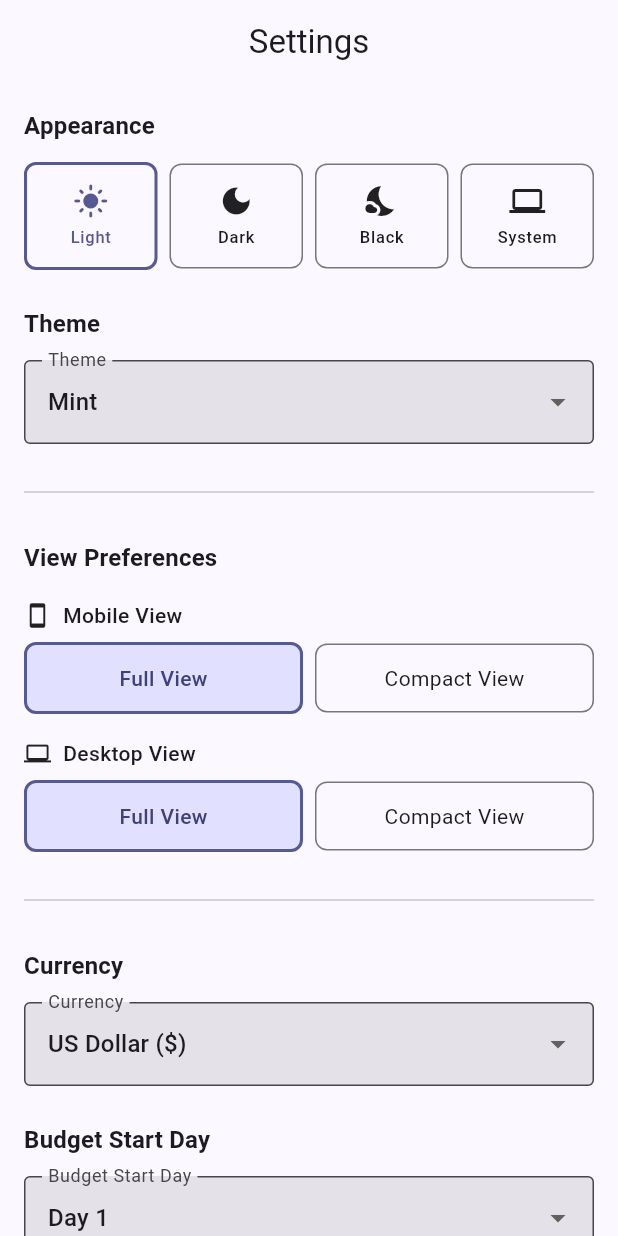
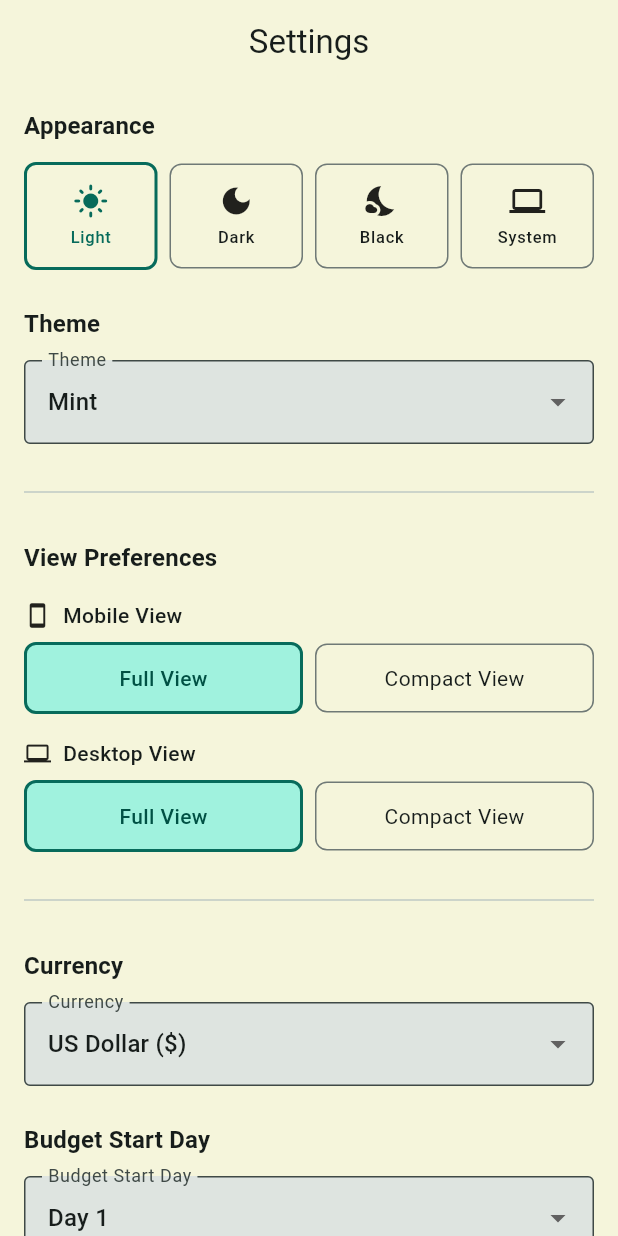
Before and after one commit to Rightiouslight/budget_pillars, a Flutter app: the SettingsScreen screen opened by its route, after a tap on "Light", on a phone screen of 412 x 824 dp. Run offline on Flutter 3.47's test engine with Material 3 defaults, Android fonts, the phone set to English and light mode, and no system bars; our stand-ins replace cloud_firestore, csv, file_picker, firebase_auth, firebase_core, fl_chart and 4 more; missing offline and left inert: dart:html; accounts and stored records are empty.

Commit message:
Implement themeing

```diff
--- a/build.yaml
+++ b/build.yaml
@@ -6,3 +6,6 @@ targets:
           # Customization options for freezed
           union_key: "type"
           union_value_case: "pascal"
+      json_serializable:
+        options:
+          explicit_to_json: true
--- a/lib/app/app.dart
+++ b/lib/app/app.dart
@@ -2,8 +2,8 @@ import 'package:flutter/material.dart';
 import 'package:flutter_riverpod/flutter_riverpod.dart';
 import '../data/firebase/auth_repository.dart';
 import '../providers/profile_picture_cache_provider.dart';
+import '../providers/theme_provider.dart';
 import 'app_router.dart';
-import 'app_theme.dart';
 
 class BudgetPillarsApp extends ConsumerWidget {
   const BudgetPillarsApp({super.key});
@@ -11,6 +11,11 @@ class BudgetPillarsApp extends ConsumerWidget {
   @override
   Widget build(BuildContext context, WidgetRef ref) {
     final router = ref.watch(routerProvider);
+    final themeMode = ref.watch(themeModeProvider);
+    final lightTheme = ref.watch(lightThemeProvider);
+    final darkTheme = ref.watch(darkThemeProvider);
+    final blackTheme = ref.watch(blackThemeProvider);
+    final useBlackTheme = ref.watch(useBlackThemeProvider);
 
     // Listen for auth state changes and cache profile picture when user signs in
     ref.listen(authStateProvider, (previous, next) {
@@ -23,9 +28,9 @@ class BudgetPillarsApp extends ConsumerWidget {
     return MaterialApp.router(
       title: 'Budget Pillars',
       debugShowCheckedModeBanner: false,
-      theme: AppTheme.lightTheme,
-      darkTheme: AppTheme.darkTheme,
-      themeMode: ThemeMode.system,
+      theme: lightTheme,
+      darkTheme: useBlackTheme ? blackTheme : darkTheme,
+      themeMode: themeMode,
       routerConfig: router,
     );
   }
--- a/lib/app/app_theme.dart
+++ b/lib/app/app_theme.dart
@@ -1,55 +1,148 @@
 import 'package:flutter/material.dart';
 
+/// HSL to Color conversion helper
+Color hslToColor(int h, int s, int l, [double opacity = 1.0]) {
+  final hue = h / 360;
+  final saturation = s / 100;
+  final lightness = l / 100;
+
+  double r, g, b;
+
+  if (saturation == 0) {
+    r = g = b = lightness;
+  } else {
+    double hue2rgb(double p, double q, double t) {
+      if (t < 0) t += 1;
+      if (t > 1) t -= 1;
+      if (t < 1 / 6) return p + (q - p) * 6 * t;
+      if (t < 1 / 2) return q;
+      if (t < 2 / 3) return p + (q - p) * (2 / 3 - t) * 6;
+      return p;
+    }
+
+    final q = lightness < 0.5
+        ? lightness * (1 + saturation)
+        : lightness + saturation - lightness * saturation;
+    final p = 2 * lightness - q;
+
+    r = hue2rgb(p, q, hue + 1 / 3);
+    g = hue2rgb(p, q, hue);
+    b = hue2rgb(p, q, hue - 1 / 3);
+  }
+
+  return Color.fromRGBO(
+    (r * 255).round(),
+    (g * 255).round(),
+    (b * 255).round(),
+    opacity,
+  );
+}
+
 class AppTheme {
-  // Primary brand colors
-  static const Color primaryColor = Color(0xFF6366F1); // Indigo
-  static const Color secondaryColor = Color(0xFF8B5CF6); // Purple
-  static const Color accentColor = Color(0xFF10B981); // Green
+  // Mint Theme Colors (Default)
+  static final Color mintPrimary = hslToColor(166, 47, 65); // Soft Teal
+  static final Color mintBackgroundLight = hslToColor(
+    60,
+    56,
+    91,
+  ); // Light Cream
+  static final Color mintAccent = hslToColor(32, 63, 51); // Muted Orange
 
-  // Light theme
-  static ThemeData lightTheme = ThemeData(
-    useMaterial3: true,
-    brightness: Brightness.light,
-    colorScheme: ColorScheme.fromSeed(
+  // Oceanic Theme Colors
+  static final Color oceanicPrimary = hslToColor(194, 88, 48); // Bright Blue
+  static final Color oceanicBackgroundLight = hslToColor(
+    251,
+    20,
+    92,
+  ); // Cool Gray
+  static final Color oceanicAccent = hslToColor(355, 71, 58); // Vibrant Red
+
+  // Super Theme Colors
+  static final Color superPrimary = hslToColor(355, 85, 55); // Strong Red
+  static final Color superBackgroundLight = hslToColor(
+    220,
+    20,
+    94,
+  ); // Light Gray-Blue
+  static final Color superAccent = hslToColor(210, 80, 60); // Sky Blue
+
+  /// Get theme data based on theme name and appearance
+  static ThemeData getTheme({
+    required String themeName,
+    required String appearance,
+  }) {
+    // Determine brightness
+    Brightness brightness;
+
+    switch (appearance) {
+      case 'light':
+        brightness = Brightness.light;
+        break;
+      case 'dark':
+        brightness = Brightness.dark;
+        break;
+      case 'black':
+        brightness = Brightness.dark;
+        break;
+      case 'system':
+      default:
+        // System will be handled by themeMode in the app
+        brightness = Brightness.light;
+        break;
+    }
+
+    // Get colors based on theme name
+    Color primaryColor;
+    Color accentColor;
+    Color? lightBackground;
+
+    switch (themeName) {
+      case 'oceanic':
+        primaryColor = oceanicPrimary;
+        accentColor = oceanicAccent;
+        lightBackground = oceanicBackgroundLight;
+        break;
+      case 'super':
+        primaryColor = superPrimary;
+        accentColor = superAccent;
+        lightBackground = superBackgroundLight;
+        break;
+      case 'mint':
+      default:
+        primaryColor = mintPrimary;
+        accentColor = mintAccent;
+        lightBackground = mintBackgroundLight;
+        break;
+    }
+
+    // Create color scheme
+    final colorScheme = ColorScheme.fromSeed(
       seedColor: primaryColor,
-      brightness: Brightness.light,
-      secondary: secondaryColor,
-    ),
-    appBarTheme: const AppBarTheme(centerTitle: true, elevation: 0),
-    cardTheme: const CardThemeData(
-      elevation: 2,
-      shape: RoundedRectangleBorder(
-        borderRadius: BorderRadius.all(Radius.circular(12)),
-      ),
-    ),
-    inputDecorationTheme: InputDecorationTheme(
-      border: OutlineInputBorder(borderRadius: BorderRadius.circular(8)),
-      filled: true,
-    ),
-    elevatedButtonTheme: ElevatedButtonThemeData(
-      style: ElevatedButton.styleFrom(
-        padding: const EdgeInsets.symmetric(horizontal: 24, vertical: 12),
-        shape: RoundedRectangleBorder(borderRadius: BorderRadius.circular(8)),
-      ),
-    ),
-    floatingActionButtonTheme: FloatingActionButtonThemeData(
-      shape: RoundedRectangleBorder(borderRadius: BorderRadius.circular(16)),
-    ),
+      brightness: brightness,
+      secondary: accentColor,
+      surface: appearance == 'black'
+          ? Colors.black
+          : (brightness == Brightness.light ? lightBackground : null),
     );
 
-  // Dark theme
-  static ThemeData darkTheme = ThemeData(
+    return ThemeData(
       useMaterial3: true,
-    brightness: Brightness.dark,
-    colorScheme: ColorScheme.fromSeed(
-      seedColor: primaryColor,
-      brightness: Brightness.dark,
-      secondary: secondaryColor,
+      brightness: brightness,
+      colorScheme: colorScheme,
+      scaffoldBackgroundColor: appearance == 'black'
+          ? Colors.black
+          : colorScheme.surface,
+      appBarTheme: AppBarTheme(
+        centerTitle: true,
+        elevation: 0,
+        backgroundColor: appearance == 'black' ? Colors.black : null,
       ),
-    appBarTheme: const AppBarTheme(centerTitle: true, elevation: 0),
-    cardTheme: const CardThemeData(
+      cardTheme: CardThemeData(
         elevation: 2,
-      shape: RoundedRectangleBorder(
+        color: appearance == 'black'
+            ? const Color(0xFF121212)
+            : null, // Slightly lighter than pure black
+        shape: const RoundedRectangleBorder(
           borderRadius: BorderRadius.all(Radius.circular(12)),
         ),
       ),
@@ -68,3 +161,11 @@ class AppTheme {
       ),
     );
   }
+
+  // Convenience getters for common theme configurations
+  static ThemeData get lightTheme =>
+      getTheme(themeName: 'mint', appearance: 'light');
+
+  static ThemeData get darkTheme =>
+      getTheme(themeName: 'mint', appearance: 'dark');
+}
--- a/lib/data/firebase/firestore_repository.dart
+++ b/lib/data/firebase/firestore_repository.dart
@@ -104,12 +104,18 @@ class FirestoreRepository {
 
   /// Save user settings
   Future<void> saveUserSettings(String userId, UserSettings settings) async {
+    print('📝 Firestore: Saving user settings for user: $userId');
+    print('   Path: /users/$userId/data/settings');
+    print('   Data: ${settings.toJson()}');
+
     await _firestore
         .collection('users')
         .doc(userId)
         .collection('data')
         .doc('settings')
         .set(settings.toJson());
+
+    print('✅ Firestore: Settings saved successfully');
   }
 
   // ===== Share Invitation Operations =====
--- a/lib/data/models/user_settings.dart
+++ b/lib/data/models/user_settings.dart
@@ -7,7 +7,7 @@ import 'view_preferences.dart';
 part 'user_settings.freezed.dart';
 part 'user_settings.g.dart';
 
-@freezed
+@Freezed(toStringOverride: false)
 class UserSettings with _$UserSettings {
   const factory UserSettings({
     Currency? currency,
--- a/lib/features/settings/settings_screen.dart
+++ b/lib/features/settings/settings_screen.dart
@@ -29,15 +29,19 @@ class _SettingsScreenState extends ConsumerState<SettingsScreen> {
           _selectedMonthStartDate = settings.monthStartDate;
           _selectedCurrency = settings.currency;
           _selectedTheme = settings.theme;
-          _selectedViewPreferences = settings.viewPreferences ?? const ViewPreferences();
+          _selectedViewPreferences =
+              settings.viewPreferences ?? const ViewPreferences();
         });
       }
     });
   }
 
-  Future<void> _saveSettings() async {
+  Future<void> _autoSaveSettings() async {
     final currentSettings = ref.read(userSettingsProvider).value;
-    if (currentSettings == null) return;
+    if (currentSettings == null) {
+      print('⚠️ Settings auto-save: No current settings available');
+      return;
+    }
 
     final updatedSettings = currentSettings.copyWith(
       monthStartDate: _selectedMonthStartDate ?? 1,
@@ -46,35 +50,58 @@ class _SettingsScreenState extends ConsumerState<SettingsScreen> {
       viewPreferences: _selectedViewPreferences,
     );
 
-    await ref.read(userSettingsControllerProvider.notifier).updateSettings(updatedSettings);
+    print(
+      '💾 Saving settings: theme=${_selectedTheme?.name}/${_selectedTheme?.appearance}, currency=${_selectedCurrency?.code}',
+    );
 
-    if (mounted) {
-      ScaffoldMessenger.of(context).showSnackBar(
-        const SnackBar(content: Text('Settings saved')),
-      );
+    try {
+      await ref
+          .read(userSettingsControllerProvider.notifier)
+          .updateSettings(updatedSettings);
+      print('✅ Settings saved successfully');
+    } catch (e) {
+      print('❌ Error saving settings: $e');
     }
   }
 
   String _getCurrencySymbol(String code) {
     switch (code) {
-      case 'USD': return '\$';
-      case 'EUR': return '€';
-      case 'GBP': return '£';
-      case 'JPY': return '¥';
-      case 'CAD': return 'C\$';
-      case 'AUD': return 'A\$';
-      case 'ZAR': return 'R';
-      case 'NAD': return 'N\$';
-      case 'INR': return '₹';
-      case 'CNY': return '¥';
-      case 'BRL': return 'R\$';
-      case 'MXN': return 'MX\$';
-      case 'CHF': return 'CHF';
-      case 'NZD': return 'NZ\$';
-      case 'SEK': return 'kr';
-      case 'NOK': return 'kr';
-      case 'DKK': return 'kr';
-      default: return '\$';
+      case 'USD':
+        return '\$';
+      case 'EUR':
+        return '€';
+      case 'GBP':
+        return '£';
+      case 'JPY':
+        return '¥';
+      case 'CAD':
+        return 'C\$';
+      case 'AUD':
+        return 'A\$';
+      case 'ZAR':
+        return 'R';
+      case 'NAD':
+        return 'N\$';
+      case 'INR':
+        return '₹';
+      case 'CNY':
+        return '¥';
+      case 'BRL':
+        return 'R\$';
+      case 'MXN':
+        return 'MX\$';
+      case 'CHF':
+        return 'CHF';
+      case 'NZD':
+        return 'NZ\$';
+      case 'SEK':
+        return 'kr';
+      case 'NOK':
+        return 'kr';
+      case 'DKK':
+        return 'kr';
+      default:
+        return '\$';
     }
   }
 
@@ -106,9 +133,7 @@ class _SettingsScreenState extends ConsumerState<SettingsScreen> {
     final settingsAsync = ref.watch(userSettingsProvider);
 
     return Scaffold(
-      appBar: AppBar(
-        title: const Text('Settings'),
-      ),
+      appBar: AppBar(title: const Text('Settings')),
       body: settingsAsync.when(
         loading: () => const Center(child: CircularProgressIndicator()),
         error: (error, stack) => Center(child: Text('Error: $error')),
@@ -117,7 +142,8 @@ class _SettingsScreenState extends ConsumerState<SettingsScreen> {
           _selectedMonthStartDate ??= settings.monthStartDate;
           _selectedCurrency ??= settings.currency;
           _selectedTheme ??= settings.theme;
-          _selectedViewPreferences ??= settings.viewPreferences ?? const ViewPreferences();
+          _selectedViewPreferences ??=
+              settings.viewPreferences ?? const ViewPreferences();
 
           final appearance = _selectedTheme?.appearance ?? 'system';
           final themeName = _selectedTheme?.name ?? 'mint';
@@ -147,9 +173,11 @@ class _SettingsScreenState extends ConsumerState<SettingsScreen> {
                         selected: appearance == 'light',
                         onTap: () {
                           setState(() {
-                            _selectedTheme = (_selectedTheme ?? const app_theme.Theme())
+                            _selectedTheme =
+                                (_selectedTheme ?? const app_theme.Theme())
                                     .copyWith(appearance: 'light');
                           });
+                          _autoSaveSettings();
                         },
                       ),
                     ),
@@ -162,9 +190,11 @@ class _SettingsScreenState extends ConsumerState<SettingsScreen> {
                         selected: appearance == 'dark',
                         onTap: () {
                           setState(() {
-                            _selectedTheme = (_selectedTheme ?? const app_theme.Theme())
+                            _selectedTheme =
+                                (_selectedTheme ?? const app_theme.Theme())
                                     .copyWith(appearance: 'dark');
                           });
+                          _autoSaveSettings();
                         },
                       ),
                     ),
@@ -177,9 +207,11 @@ class _SettingsScreenState extends ConsumerState<SettingsScreen> {
                         selected: appearance == 'black',
                         onTap: () {
                           setState(() {
-                            _selectedTheme = (_selectedTheme ?? const app_theme.Theme())
+                            _selectedTheme =
+                                (_selectedTheme ?? const app_theme.Theme())
                                     .copyWith(appearance: 'black');
                           });
+                          _autoSaveSettings();
                         },
                       ),
                     ),
@@ -192,9 +224,11 @@ class _SettingsScreenState extends ConsumerState<SettingsScreen> {
                         selected: appearance == 'system',
                         onTap: () {
                           setState(() {
-                            _selectedTheme = (_selectedTheme ?? const app_theme.Theme())
+                            _selectedTheme =
+                                (_selectedTheme ?? const app_theme.Theme())
                                     .copyWith(appearance: 'system');
                           });
+                          _autoSaveSettings();
                         },
                       ),
                     ),
@@ -224,9 +258,11 @@ class _SettingsScreenState extends ConsumerState<SettingsScreen> {
                   onChanged: (value) {
                     if (value != null) {
                       setState(() {
-                        _selectedTheme = (_selectedTheme ?? const app_theme.Theme())
+                        _selectedTheme =
+                            (_selectedTheme ?? const app_theme.Theme())
                                 .copyWith(name: value);
                       });
+                      _autoSaveSettings();
                     }
                   },
                 ),
@@ -266,9 +302,12 @@ class _SettingsScreenState extends ConsumerState<SettingsScreen> {
                         selected: mobile == 'full',
                         onTap: () {
                           setState(() {
-                            _selectedViewPreferences = (_selectedViewPreferences ?? const ViewPreferences())
+                            _selectedViewPreferences =
+                                (_selectedViewPreferences ??
+                                        const ViewPreferences())
                                     .copyWith(mobile: 'full');
                           });
+                          _autoSaveSettings();
                         },
                       ),
                     ),
@@ -279,9 +318,12 @@ class _SettingsScreenState extends ConsumerState<SettingsScreen> {
                         selected: mobile == 'compact',
                         onTap: () {
                           setState(() {
-                            _selectedViewPreferences = (_selectedViewPreferences ?? const ViewPreferences())
+                            _selectedViewPreferences =
+                                (_selectedViewPreferences ??
+                                        const ViewPreferences())
                                     .copyWith(mobile: 'compact');
                           });
+                          _autoSaveSettings();
                         },
                       ),
                     ),
@@ -311,9 +353,12 @@ class _SettingsScreenState extends ConsumerState<SettingsScreen> {
                         selected: desktop == 'full',
                         onTap: () {
                           setState(() {
-                            _selectedViewPreferences = (_selectedViewPreferences ?? const ViewPreferences())
+                            _selectedViewPreferences =
+                                (_selectedViewPreferences ??
+                                        const ViewPreferences())
                                     .copyWith(desktop: 'full');
                           });
+                          _autoSaveSettings();
                         },
                       ),
                     ),
@@ -324,9 +369,12 @@ class _SettingsScreenState extends ConsumerState<SettingsScreen> {
                         selected: desktop == 'compact',
                         onTap: () {
                           setState(() {
-                            _selectedViewPreferences = (_selectedViewPreferences ?? const ViewPreferences())
+                            _selectedViewPreferences =
+                                (_selectedViewPreferences ??
+                                        const ViewPreferences())
                                     .copyWith(desktop: 'compact');
                           });
+                          _autoSaveSettings();
                         },
                       ),
                     ),
@@ -351,10 +399,25 @@ class _SettingsScreenState extends ConsumerState<SettingsScreen> {
                     border: OutlineInputBorder(),
                   ),
                   value: _selectedCurrency?.code ?? 'USD',
-                  items: [
-                    'USD', 'EUR', 'GBP', 'JPY', 'CAD', 'AUD', 'ZAR',
-                    'NAD', 'INR', 'CNY', 'BRL', 'MXN', 'CHF', 'NZD',
-                    'SEK', 'NOK', 'DKK',
+                  items:
+                      [
+                        'USD',
+                        'EUR',
+                        'GBP',
+                        'JPY',
+                        'CAD',
+                        'AUD',
+                        'ZAR',
+                        'NAD',
+                        'INR',
+                        'CNY',
+                        'BRL',
+                        'MXN',
+                        'CHF',
+                        'NZD',
+                        'SEK',
+                        'NOK',
+                        'DKK',
                       ].map((code) {
                         final symbol = _getCurrencySymbol(code);
                         final name = _getCurrencyName(code);
@@ -371,6 +434,7 @@ class _SettingsScreenState extends ConsumerState<SettingsScreen> {
                           symbol: _getCurrencySymbol(value),
                         );
                       });
+                      _autoSaveSettings();
                     }
                   },
                 ),
@@ -402,6 +466,7 @@ class _SettingsScreenState extends ConsumerState<SettingsScreen> {
                       setState(() {
                         _selectedMonthStartDate = value;
                       });
+                      _autoSaveSettings();
                     }
                   },
                 ),
@@ -409,17 +474,6 @@ class _SettingsScreenState extends ConsumerState<SettingsScreen> {
                   'The day of the month your budget period starts.',
                   style: Theme.of(context).textTheme.bodySmall?.copyWith(
                     color: Theme.of(context).colorScheme.onSurfaceVariant,
-                  ),
-                ),
-                const SizedBox(height: 32),
-
-                // Save Button
-                SizedBox(
-                  width: double.infinity,
-                  child: FilledButton.icon(
-                    onPressed: _saveSettings,
-                    icon: const Icon(Icons.save),
-                    label: const Text('Save Settings'),
                   ),
                 ),
               ],
@@ -498,7 +552,9 @@ class _SettingsScreenState extends ConsumerState<SettingsScreen> {
           child: Text(
             label,
             style: Theme.of(context).textTheme.bodyMedium?.copyWith(
-              color: selected ? Theme.of(context).colorScheme.onPrimaryContainer : null,
+              color: selected
+                  ? Theme.of(context).colorScheme.onPrimaryContainer
+                  : null,
               fontWeight: selected ? FontWeight.w500 : null,
             ),
           ),
--- /dev/null
+++ b/lib/providers/theme_provider.dart
@@ -0,0 +1,53 @@
+import 'package:flutter/material.dart';
+import 'package:flutter_riverpod/flutter_riverpod.dart';
+import '../app/app_theme.dart';
+import '../providers/user_settings_provider.dart';
+
+/// Provider that returns the current light theme based on user settings
+final lightThemeProvider = Provider<ThemeData>((ref) {
+  final settings = ref.watch(userSettingsProvider).value;
+  final themeName = settings?.theme?.name ?? 'mint';
+
+  return AppTheme.getTheme(themeName: themeName, appearance: 'light');
+});
+
+/// Provider that returns the current dark theme based on user settings
+final darkThemeProvider = Provider<ThemeData>((ref) {
+  final settings = ref.watch(userSettingsProvider).value;
+  final themeName = settings?.theme?.name ?? 'mint';
+
+  return AppTheme.getTheme(themeName: themeName, appearance: 'dark');
+});
+
+/// Provider that returns the current black theme based on user settings
+final blackThemeProvider = Provider<ThemeData>((ref) {
+  final settings = ref.watch(userSettingsProvider).value;
+  final themeName = settings?.theme?.name ?? 'mint';
+
+  return AppTheme.getTheme(themeName: themeName, appearance: 'black');
+});
+
+/// Provider that returns the current theme mode based on user settings
+final themeModeProvider = Provider<ThemeMode>((ref) {
+  final settings = ref.watch(userSettingsProvider).value;
+  final appearance = settings?.theme?.appearance ?? 'system';
+
+  switch (appearance) {
+    case 'light':
+      return ThemeMode.light;
+    case 'dark':
+    case 'black':
+      return ThemeMode.dark;
+    case 'system':
+    default:
+      return ThemeMode.system;
+  }
+});
+
+/// Provider that indicates if black theme should be used
+/// (for dark mode when appearance is 'black')
+final useBlackThemeProvider = Provider<bool>((ref) {
+  final settings = ref.watch(userSettingsProvider).value;
+  final appearance = settings?.theme?.appearance ?? 'system';
+  return appearance == 'black';
+});
```
Also changed, not shown: lib/data/models/account.g.dart, lib/data/models/import_profile.g.dart, lib/data/models/monthly_budget.g.dart, lib/data/models/user_settings.freezed.dart, lib/data/models/user_settings.g.dart, 1 other file. Lines whose indentation alone changed are shown as unchanged.
